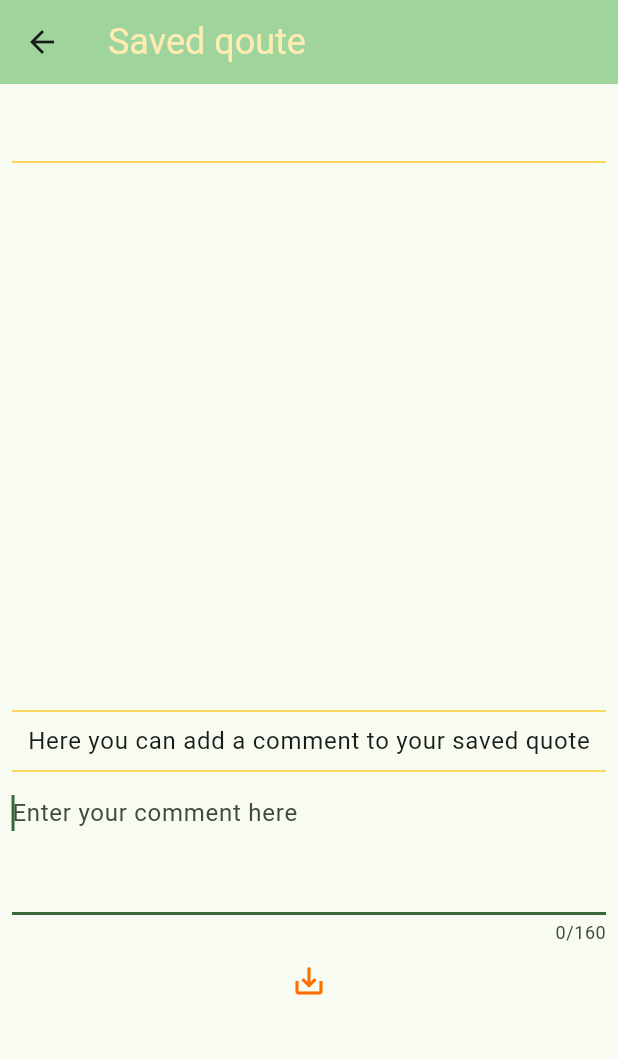
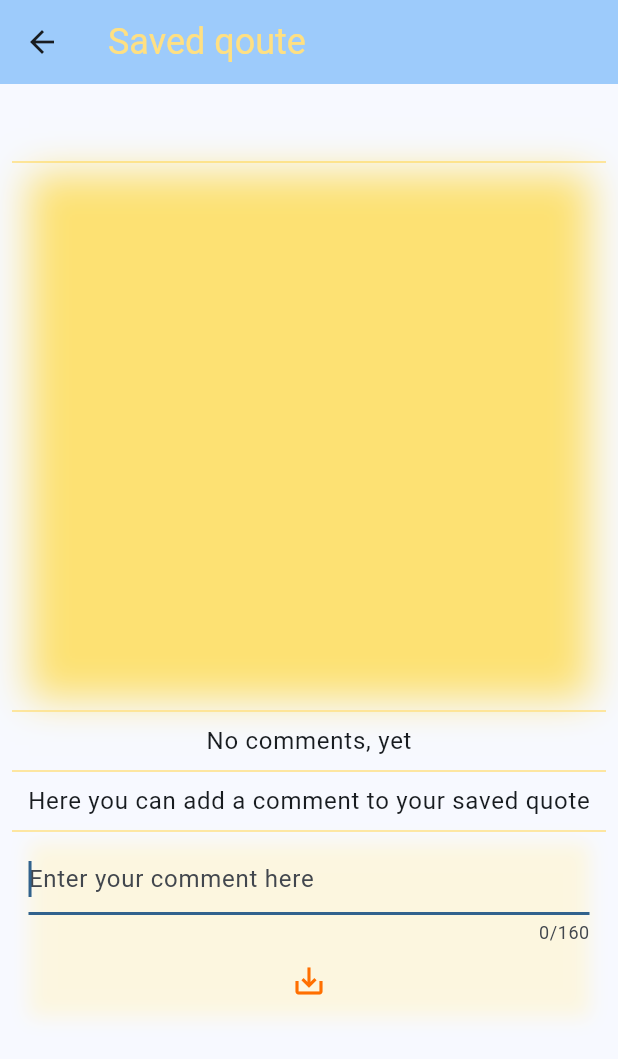
Before and after one commit to szarleydwarf/GoodNewsMVVM, a Flutter app: the QuoteDetails screen opened directly with empty values, after a tap on the "save alt" icon, on a phone screen of 412 x 824 dp. Shown: the top 1059 px of the screen. Run offline on Flutter 3.47's test engine with Material 3 defaults, Android fonts, the phone set to English and light mode, and no system bars; our stand-ins replace shared_preferences, sqflite; missing offline and left inert: flutter_cached_pdfview; accounts and stored records are empty; network calls fail.

Commit message:
Details screen
divider moved as draw line func
color palet file

```diff
--- a/lib/main.dart
+++ b/lib/main.dart
@@ -1,6 +1,7 @@
 import 'package:flutter/material.dart';
 import './screens/splash_screen.dart';
 import './misc/constants.dart';
+import 'misc/palet.dart';
 
 void main() {
   runApp(const MyApp());
@@ -14,7 +15,7 @@ class MyApp extends StatelessWidget {
     return MaterialApp(
         title: appTitle,
         theme: ThemeData(
-          colorScheme: ColorScheme.fromSeed(seedColor: Colors.green.shade400),
+          colorScheme: ColorScheme.fromSeed(seedColor: blue400),
           useMaterial3: true,
         ),
         home: const SplashScreen(),
--- a/lib/misc/constants.dart
+++ b/lib/misc/constants.dart
@@ -62,6 +62,7 @@ const String helloLabelText = "Hello, ";
 const String emptyString = "";
 const String emptyListMessage = "Nothing to show, yet!";
 const String commentInfo = "Here you can add a comment to your saved quote";
+const String noComments = "No comments, yet";
 
 // prefs keys
 const String nameKey = 'name';
--- /dev/null
+++ b/lib/misc/palet.dart
@@ -0,0 +1,17 @@
+import 'package:flutter/material.dart';
+
+Color themeColor = Colors.green.shade400;
+Color justWhite = Colors.white;
+Color justBlack = Colors.black;
+Color blue400 = Colors.blue.shade400;
+
+Color amber900 = Colors.amber.shade900;
+Color amber200 = Colors.amber.shade200;
+Color amber50 = Colors.amber.shade50;
+
+Color red400 = Colors.red.shade400;
+Color red900 = Colors.red.shade900;
+
+Color amberOpaq = const Color.fromARGB(255, 255, 215, 55).withOpacity(0.7);
+Color amberLightOpaq =
+    const Color.fromARGB(255, 254, 245, 210).withOpacity(0.7);
--- /dev/null
+++ b/lib/screen_elements/lines.dart
@@ -0,0 +1,17 @@
+
+import 'package:flutter/material.dart';
+import 'package:good_news_app/misc/palet.dart';
+
+Widget drawLine() {
+  return Divider(
+    color: amber200,
+    thickness: 1,
+  );
+}
+
+Widget drawDangerZoneLine() {
+  return Divider(
+    color: red400,
+    thickness: 1,
+  );
+}
--- a/lib/screens/home_screen.dart
+++ b/lib/screens/home_screen.dart
@@ -4,11 +4,13 @@ import 'package:good_news_app/helpers/user_manager.dart';
 import 'package:good_news_app/screens/quotes_list_screen.dart';
 
 import '../helpers/string_extensions.dart';
+import '../misc/palet.dart';
 import '../models/quote_model.dart';
 import '../models/user_model.dart';
 import '../networking/network_manager.dart';
 
 import '../misc/constants.dart';
+import '../screen_elements/lines.dart';
 import 'settings_screen.dart';
 
 class HomeScreen extends StatefulWidget {
@@ -32,14 +34,14 @@ class _HomeScreenState extends State<HomeScreen> {
   late Quote quote = Quote.empty();
 
   bool userExist = false;
-  Color iconColor = Colors.black;
+  late Color iconColor;
 
   @override
   void initState() {
     super.initState();
     futureQuote = NetworkManager().fetchQuote();
     futureImage = NetworkManager().fetchImage();
-    iconColor = userExist ? Colors.amber.shade900 : Colors.amber.shade200;
+    iconColor = userExist ? amber900 : amber200;
     getUser();
   }
 
@@ -50,13 +52,13 @@ class _HomeScreenState extends State<HomeScreen> {
       appBar: AppBar(
         backgroundColor: Theme.of(context).colorScheme.inversePrimary,
         title: Text(appTitle,
-            style: TextStyle(fontSize: 24, color: Colors.amber.shade100)),
+            style: TextStyle(fontSize: 24, color: amber50)),
         automaticallyImplyLeading: false,
         actions: <Widget>[
           IconButton(
             icon: Icon(
               Icons.settings,
-              color: Colors.amber.shade100,
+              color: amber50,
             ),
             onPressed: () {
               // do something
@@ -79,16 +81,12 @@ class _HomeScreenState extends State<HomeScreen> {
             mainAxisAlignment: MainAxisAlignment.center,
             children: <Widget>[
               getImageElement(),
-              const Divider(
-                color: Colors.amber,
-              ),
+              drawLine(),
               getFutureDataFrom(futureQuote),
               const Spacer(
                 flex: 1,
               ),
-              const Divider(
-                color: Colors.amber,
-              ),
+              drawLine(),
               getUserBar(Theme.of(context).textTheme.headlineMedium)
             ],
           ),
@@ -150,9 +148,7 @@ class _HomeScreenState extends State<HomeScreen> {
       children: [
         getAuthorRow(authorName ?? authorNamePlaceholder,
             Theme.of(context).textTheme.headlineMedium),
-        const Divider(
-          color: Colors.amber,
-        ),
+        drawLine(),
         getQuoteElement(data?.quote ?? quotePlaceholder,
             Theme.of(context).textTheme.headlineSmall),
       ],
@@ -195,7 +191,6 @@ class _HomeScreenState extends State<HomeScreen> {
     return IconButton(
       onPressed: userExist
           ? () {
-              print("Bookmarking  quote - ${quote.author}");
               QuoteManager.instance.insert(quote);
             }
           : () => {showAlert()},
@@ -228,7 +223,7 @@ class _HomeScreenState extends State<HomeScreen> {
   Widget getRefreshButton() {
     return IconButton(
       icon: const Icon(Icons.replay_outlined),
-      color: Colors.amber.shade900,
+      color: amber900,
       iconSize: iconButtonSize,
       onPressed: _onRefreshTapped,
     );
@@ -306,7 +301,7 @@ class _HomeScreenState extends State<HomeScreen> {
                   setState(() {
                     userName = name.capitalize();
                     userExist = true;
-                    iconColor = Colors.amber.shade900;
+                    iconColor = amber900;
                   });
                   userManager.saveUser(userName, userExist);
 
@@ -332,7 +327,7 @@ class _HomeScreenState extends State<HomeScreen> {
     setState(() {
       userName = (user.name != emptyString) ? user.name : friend;
       userExist = user.isExisting;
-      iconColor = userExist ? Colors.amber.shade900 : Colors.amber.shade200;
+      iconColor = userExist ? amber900 : amber200;
     });
   }
 
--- a/lib/screens/qoute_details.dart
+++ b/lib/screens/qoute_details.dart
@@ -3,6 +3,8 @@ import 'package:good_news_app/helpers/quote_manager.dart';
 import 'package:good_news_app/models/quote_model.dart';
 
 import '../misc/constants.dart';
+import '../misc/palet.dart';
+import '../screen_elements/lines.dart';
 
 class QuoteDetails extends StatefulWidget {
   const QuoteDetails({super.key, required this.quote});
@@ -31,7 +33,7 @@ class _QuoteDetails extends State<QuoteDetails> {
       appBar: AppBar(
         backgroundColor: Theme.of(context).colorScheme.inversePrimary,
         title: Text(detailScreen,
-            style: TextStyle(fontSize: 24, color: Colors.amber.shade100)),
+            style: TextStyle(fontSize: 24, color: amber200)),
         automaticallyImplyLeading: true,
       ),
       body: Padding(
@@ -44,51 +46,54 @@ class _QuoteDetails extends State<QuoteDetails> {
               textAlign: TextAlign.center,
             ),
           ),
-          Divider(
-            color: Colors.amber.shade400,
-            thickness: 1,
+          drawLine(),
+          Expanded(
+            child: displayQuote(),
           ),
           Expanded(
+              child: Center(
+            child: Column(
+              children: [
+                drawLine(),
+                commentNotEmpty
+                    ? displayCommentSection()
+                    : Text(
+                        noComments,
+                        style: Theme.of(context).textTheme.bodyLarge,
+                      ),
+                drawLine(),
+                Text(
+                  commentInfo,
+                  style: Theme.of(context).textTheme.bodyLarge,
+                ),
+                drawLine(),
+                textFieldWidget(),
+              ],
+            ),
+          ))
+        ]),
+      ),
+    );
+  }
+
+  Widget displayQuote() {
+    return Container(
+      margin: const EdgeInsets.symmetric(horizontal: 11.0),
+      decoration: BoxDecoration(
+        boxShadow: [
+          BoxShadow(
+            color: amberOpaq,
+            blurRadius: 21.0,
+            offset: const Offset(0.0, 0.0),
+          )
+        ],
+      ),
       child: Center(
         child: Text(
           widget.quote.quote,
           style: Theme.of(context).textTheme.headlineSmall,
           textAlign: TextAlign.center,
         ),
-          )),
-          Expanded(
-              child: Center(
-            child: Column(
-              children: [
-                Divider(
-                  color: Colors.amber.shade400,
-                  thickness: 1,
-                ),
-                commentNotEmpty
-                    ? Row(
-                        children: [
-                          Text(
-                            comment,
-                            style: Theme.of(context).textTheme.bodyLarge,
-                          ),
-                          IconButton(
-                              onPressed: editComment,
-                              icon: Icon(Icons.edit_outlined))
-                        ],
-                      )
-                    : Text(
-                        commentInfo,
-                        style: Theme.of(context).textTheme.bodyLarge,
-                      ),
-                Divider(
-                  color: Colors.amber.shade400,
-                  thickness: 1,
-                ),
-                textFieldWidget(),
-              ],
-            ),
-          ))
-        ]),
       ),
     );
   }
@@ -100,18 +105,62 @@ class _QuoteDetails extends State<QuoteDetails> {
   }
 
   Widget textFieldWidget() {
-    return Column(children: [
+    return Container(
+      margin: const EdgeInsets.symmetric(horizontal: 11.0),
+      decoration: BoxDecoration(
+        boxShadow: [
+          BoxShadow(
+            color: amberLightOpaq,
+            blurRadius: 10.0,
+            offset: const Offset(0.0, 0.0),
+          )
+        ],
+      ),
+      child: Column(children: [
         TextField(
           controller: textEditorController,
           decoration: const InputDecoration(hintText: enterCommentPrompt),
           autofocus: true,
           maxLength: 160,
-        minLines: 3,
-        maxLines: 5,
+          minLines: 1,
+          maxLines: 3,
+        ),
+        displaySaveButton(),
+      ]),
+    );
+  }
+
+  Widget displayCommentSection() {
+    return Row(
+      mainAxisAlignment: MainAxisAlignment.spaceBetween,
+      children: [
+        Flexible(
+          child: Wrap(
+            crossAxisAlignment: WrapCrossAlignment.center,
+            alignment: WrapAlignment.spaceBetween,
+            spacing: 30,
+            direction: Axis.horizontal,
+            children: [
+              Text(
+                comment,
+                style: Theme.of(context).textTheme.bodyLarge,
+              ),
+            ],
+          ),
         ),
         IconButton(
+            onPressed: editComment,
+            icon: Icon(
+              Icons.edit_outlined,
+              color: amber900,
+            )),
+      ],
+    );
+  }
+
+  Widget displaySaveButton() {
+    return IconButton(
         onPressed: () {
-            print(textEditorController.text);
           if (textEditorController.text.isNotEmpty) {
             final tq = widget.quote;
             var qouteToSave =
@@ -126,8 +175,7 @@ class _QuoteDetails extends State<QuoteDetails> {
         },
         icon: Icon(
           Icons.save_alt_outlined,
-            color: Colors.amber.shade900,
-          ))
-    ]);
+          color: amber900,
+        ));
   }
 }
--- a/lib/screens/quotes_list_screen.dart
+++ b/lib/screens/quotes_list_screen.dart
@@ -1,4 +1,5 @@
 import 'package:flutter/material.dart';
+import 'package:good_news_app/misc/palet.dart';
 import 'package:good_news_app/models/quote_model.dart';
 import 'package:good_news_app/screen_elements/quote_tile.dart';
 import 'package:good_news_app/screens/qoute_details.dart';
@@ -29,7 +30,7 @@ class _QuotesScreenState extends State<QuotesScreen> {
       appBar: AppBar(
         backgroundColor: Theme.of(context).colorScheme.inversePrimary,
         title: Text(quotesScreen,
-            style: TextStyle(fontSize: 24, color: Colors.amber.shade100)),
+            style: TextStyle(fontSize: 24, color: amber50)),
         automaticallyImplyLeading: true,
       ),
       body: Column(
--- a/lib/screens/splash_screen.dart
+++ b/lib/screens/splash_screen.dart
@@ -1,4 +1,5 @@
 import 'package:flutter/material.dart';
+import 'package:good_news_app/misc/palet.dart';
 import 'package:good_news_app/screens/home_screen.dart';
 
 import '../helpers/quote_manager.dart';
@@ -28,7 +29,7 @@ class _SplashScreen extends State<SplashScreen> {
   @override
   Widget build(BuildContext context) {
     return Scaffold(
-        backgroundColor: Colors.blue.shade400,
+        backgroundColor: blue400,
         body: Padding(
             padding: const EdgeInsets.all(wholeScreenPadding),
             child: Column(
```
Also changed, not shown: lib/screen_elements/quote_tile.dart (+6 -5 lines), lib/screens/settings_screen.dart (+14 -17 lines). Lines whose indentation alone changed are shown as unchanged.
